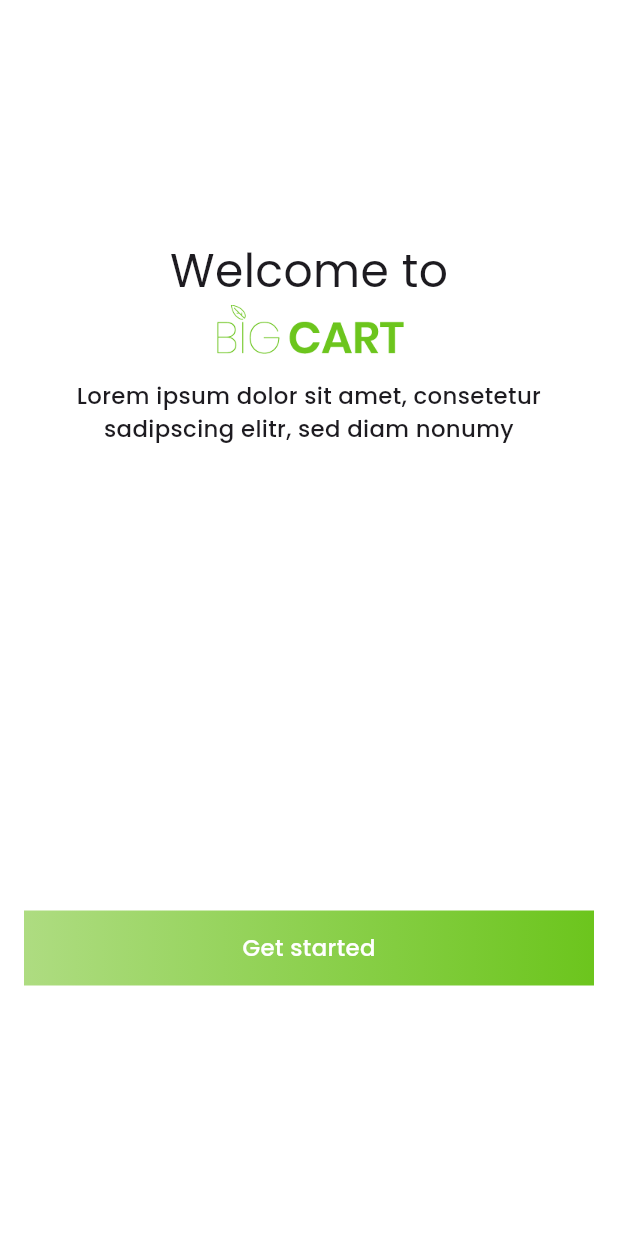
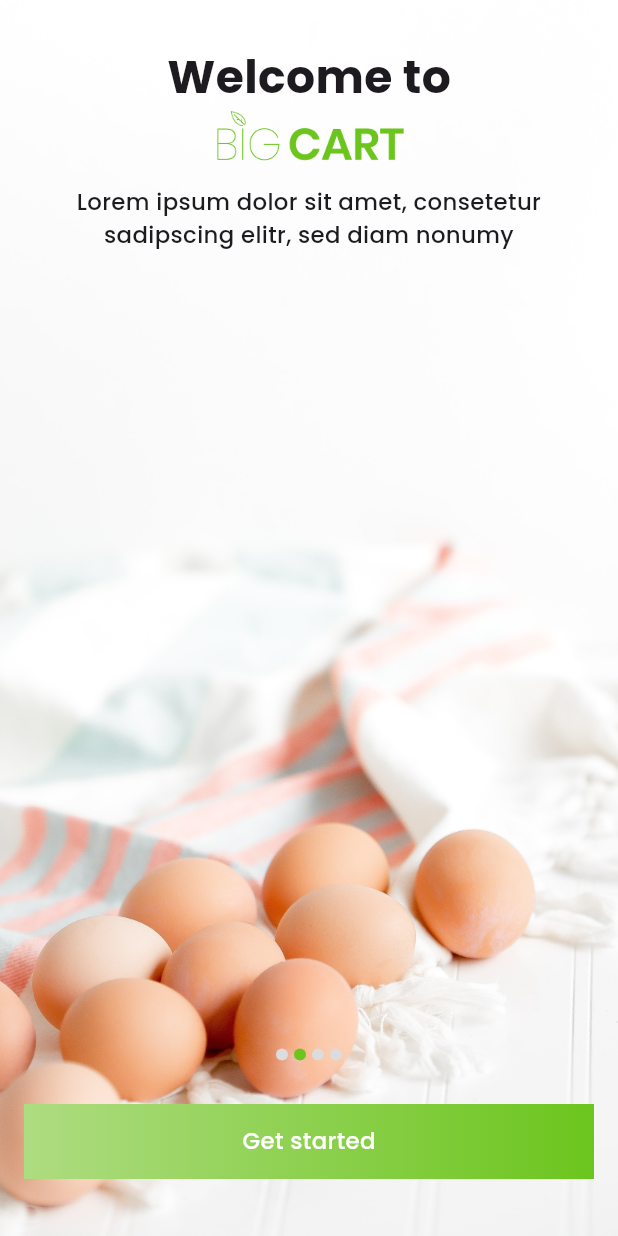
Before and after one commit to arafat593/grocery, a Flutter app: the screen it shows after launch, after a tap on "Get started", on a phone screen of 412 x 824 dp. Run offline on Flutter 3.47's test engine with Material 3 defaults, Android fonts, the phone set to English and light mode, and no system bars; our stand-ins replace flutter_screenutil, get.

Commit message:
add splash

```diff
--- a/lib/app/data/app_color.dart
+++ b/lib/app/data/app_color.dart
@@ -7,6 +7,7 @@ class AppColor{
   static const Color backGroundFF = Color(0xffFFFFFF);
   static const Color backGroundF9 = Color(0xffF4F5F9);
   static const Color backGroundF5 = Color(0xffF4F5F9);
+  static const Color backGroundDC = Color(0xffDCDCDC);
   static const Color textColor = Color(0xff868889);
   static const Color link = Color(0xff1A0DAB);
   static const Color border = Color(0xffEBEBEB);
--- a/lib/app/data/assets_Path.dart
+++ b/lib/app/data/assets_Path.dart
@@ -3,5 +3,6 @@ class AssetsPath{
   static String splashScreen1 = '$_basePath/splash_screen1.png';
   static String splashScreen2 = '$_basePath/splash_screen2.png';
   static String splashScreen3 = '$_basePath/splash_screen3.png';
+  static String splashScreen4 = '$_basePath/splash_screen4.png';
   static String bigCart = '$_basePath/bigCart.png';
 }
--- a/lib/app/modules/splash/controllers/splash_controller.dart
+++ b/lib/app/modules/splash/controllers/splash_controller.dart
@@ -1,7 +1,38 @@
+import 'dart:async';
+
 import 'package:get/get.dart';
 
 import '../../../data/assets_Path.dart';
 
 class SplashController extends GetxController {
+  final List<String> images = [
+    AssetsPath.splashScreen1,
+    AssetsPath.splashScreen2,
+    AssetsPath.splashScreen3,
+    AssetsPath.splashScreen4,
+  ];
 
+  RxInt index = 0.obs;
+
+  void splashIndex(int indexS) {
+    if (index.value < images.length-1) {
+      index.value++;
+    }
+    update();
+  }
+
+  void onInit() {
+    super.onInit();
+    _startAutoSlide();
+  }
+
+  void _startAutoSlide() {
+    Timer.periodic(Duration(seconds: 5),(timer){
+    if(index.value < images.length-1){
+    index.value++;
+    } else {
+    index.value = 0;
+    }
+    });
+  }
 }
--- a/lib/app/modules/splash/views/splash_view.dart
+++ b/lib/app/modules/splash/views/splash_view.dart
@@ -1,32 +1,36 @@
 import 'package:flutter/material.dart';
 import 'package:flutter/rendering.dart';
-
 import 'package:get/get.dart';
 import 'package:grocery_app/app/data/app_color.dart';
 import 'package:grocery_app/app/data/assets_Path.dart';
-import 'package:grocery_app/app/modules/widget/background_image.dart';
 import 'package:grocery_app/app/modules/widget/custom_button.dart';
-
 import '../../../data/app_text_style.dart';
 import '../controllers/splash_controller.dart';
 
 class SplashView extends GetView<SplashController> {
-  const SplashView({super.key});
+  SplashView({super.key});
 
   @override
   Widget build(BuildContext context) {
     return Scaffold(
       body: Stack(
         children: [
+          Obx(
+            () => Image.asset(
+              controller.images[controller.index.value],
+              width: double.infinity,
+              fit: BoxFit.cover,
+            ),
+          ),
           SafeArea(
             child: Padding(
-              padding: const EdgeInsets.all(8.0),
+              padding: const EdgeInsets.symmetric(horizontal: 8, vertical: 30),
               child: Column(
-                mainAxisAlignment: MainAxisAlignment.spaceAround,
+                mainAxisAlignment: MainAxisAlignment.spaceBetween,
                 children: [
                   Column(
                     children: [
-                      Text('Welcome to', style: AppTextStyle.regular30),
+                      Text('Welcome to', style: AppTextStyle.bold30),
                       SizedBox(
                         height: 50,
                         width: 130,
@@ -42,6 +46,36 @@ class SplashView extends GetView<SplashController> {
 
                   Column(
                     children: [
+                      SizedBox(
+                        height: 50,
+                        child: Center(
+                          child: ListView.builder(
+                            itemCount: controller.images.length,
+                            scrollDirection: Axis.horizontal,
+                            shrinkWrap: true,
+                            itemBuilder: (context, index) => GestureDetector(
+                              onTap: () {
+                                controller.splashIndex(index);//click korle image change hobe
+                              },
+                              child: Padding(
+                                padding: const EdgeInsets.all(2),
+                                child:
+                                Obx(() => Container(
+                                  height: 8,
+                                  width: 8,
+                                  decoration: BoxDecoration(
+                                    color: controller.index.value == index
+                                        ? AppColor.primaryDark
+                                        : AppColor.backGroundDC,
+                                    shape: BoxShape.circle,
+                                  ),
+                                ),)
+
+                              ),
+                            ),
+                          ),
+                        ),
+                      ),
                       CustomButton(onPressed: () {}, buttonText: 'Get started'),
                     ],
                   ),
@@ -50,7 +84,7 @@ class SplashView extends GetView<SplashController> {
             ),
           ),
         ],
-      )
+      ),
     );
   }
 }
```
Also changed, not shown: assets/images/splash_screen4.png (added).
